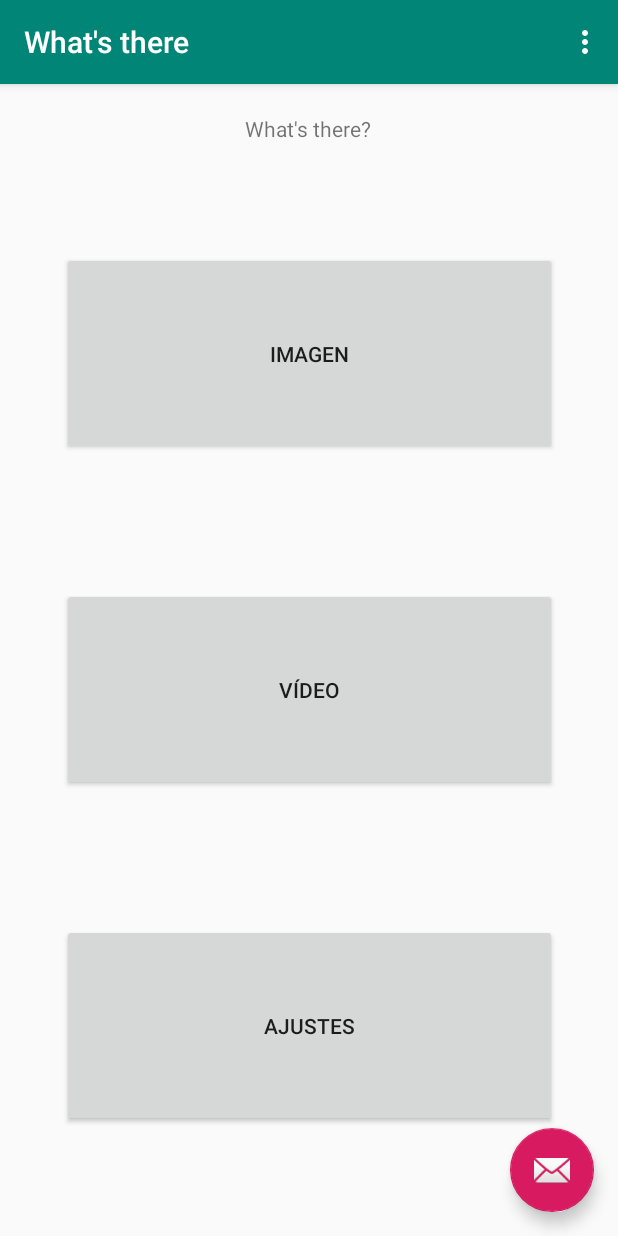
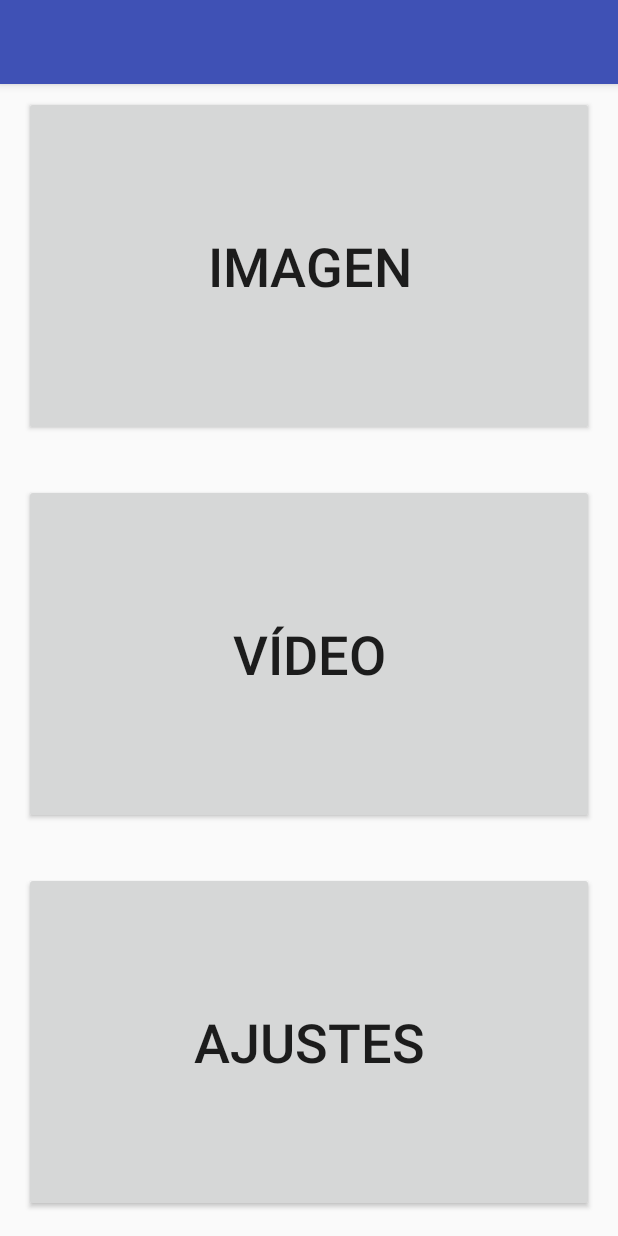
Before and after one commit to drozas/whatsthere, an Android app: the screen it shows after launch (MainActivity), on a phone screen of 412 x 824 dp. Run offline under Robolectric (Android 15) with nearby library versions, the phone set to English and light mode, and no system bars.

Commit message:
cambios en la interfaz

```diff
--- a/WhatsThere/app/src/main/java/es/whatsthere/MainActivity.java
+++ b/WhatsThere/app/src/main/java/es/whatsthere/MainActivity.java
@@ -1,11 +1,7 @@
 package es.whatsthere;
 
 import android.os.Bundle;
-import android.support.design.widget.FloatingActionButton;
-import android.support.design.widget.Snackbar;
 import android.support.v7.app.AppCompatActivity;
-import android.support.v7.widget.Toolbar;
-import android.view.View;
 import android.view.Menu;
 import android.view.MenuItem;
 
@@ -15,17 +11,6 @@ public class MainActivity extends AppCompatActivity {
     protected void onCreate(Bundle savedInstanceState) {
         super.onCreate(savedInstanceState);
         setContentView(R.layout.activity_main);
-        Toolbar toolbar = findViewById(R.id.toolbar);
-        setSupportActionBar(toolbar);
-
-        FloatingActionButton fab = findViewById(R.id.fab);
-        fab.setOnClickListener(new View.OnClickListener() {
-            @Override
-            public void onClick(View view) {
-                Snackbar.make(view, "Replace with your own action", Snackbar.LENGTH_LONG)
-                        .setAction("Action", null).show();
-            }
-        });
     }
 
     @Override
--- a/WhatsThere/app/src/main/res/layout/activity_main.xml
+++ b/WhatsThere/app/src/main/res/layout/activity_main.xml
@@ -12,7 +12,6 @@
         android:theme="@style/AppTheme.AppBarOverlay">
 
         <android.support.v7.widget.Toolbar
-            android:id="@+id/toolbar"
             android:layout_width="match_parent"
             android:layout_height="?attr/actionBarSize"
             android:background="?attr/colorPrimary"
@@ -22,12 +21,4 @@
 
     <include layout="@layout/content_main" />
 
-    <android.support.design.widget.FloatingActionButton
-        android:id="@+id/fab"
-        android:layout_width="wrap_content"
-        android:layout_height="wrap_content"
-        android:layout_gravity="bottom|end"
-        android:layout_margin="@dimen/fab_margin"
-        app:srcCompat="@android:drawable/ic_dialog_email" />
-
 </android.support.design.widget.CoordinatorLayout>
--- a/WhatsThere/app/src/main/res/layout/content_main.xml
+++ b/WhatsThere/app/src/main/res/layout/content_main.xml
@@ -8,59 +8,54 @@
     tools:context=".MainActivity"
     tools:showIn="@layout/activity_main">
 
-    <TextView
-        android:id="@+id/textView"
-        android:layout_width="wrap_content"
-        android:layout_height="wrap_content"
-        android:text="What's there?"
-        app:layout_constraintBottom_toBottomOf="parent"
-        app:layout_constraintHorizontal_bias="0.498"
-        app:layout_constraintLeft_toLeftOf="parent"
-        app:layout_constraintRight_toRightOf="parent"
+    <Button
+        android:id="@+id/button"
+        android:layout_width="0dp"
+        android:layout_height="0dp"
+        android:layout_marginStart="16dp"
+        android:layout_marginTop="8dp"
+        android:layout_marginEnd="16dp"
+        android:layout_marginBottom="16dp"
+        android:text="@string/modo_imagen"
+        android:textSize="36sp"
+        app:layout_constraintBottom_toTopOf="@+id/button2"
+        app:layout_constraintEnd_toEndOf="parent"
+        app:layout_constraintHorizontal_bias="0.0"
+        app:layout_constraintStart_toStartOf="parent"
         app:layout_constraintTop_toTopOf="parent"
-        app:layout_constraintVertical_bias="0.027" />
+        tools:text="@string/modo_imagen" />
 
     <Button
-        android:id="@+id/button"
-        android:layout_width="330dp"
-        android:layout_height="135dp"
+        android:id="@+id/button2"
+        android:layout_width="0dp"
+        android:layout_height="0dp"
         android:layout_marginStart="16dp"
         android:layout_marginTop="16dp"
         android:layout_marginEnd="16dp"
         android:layout_marginBottom="16dp"
-        android:text="Imagen"
-        app:layout_constraintBottom_toTopOf="@+id/button2"
+        android:text="@string/modo_video"
+        android:textSize="36sp"
+        app:layout_constraintBottom_toTopOf="@+id/button3"
         app:layout_constraintEnd_toEndOf="parent"
         app:layout_constraintStart_toStartOf="parent"
-        app:layout_constraintTop_toBottomOf="@+id/textView" />
+        app:layout_constraintTop_toBottomOf="@+id/button"
+        tools:text="@string/modo_video" />
 
     <Button
-        android:id="@+id/button2"
-        android:layout_width="330dp"
-        android:layout_height="135dp"
+        android:id="@+id/button3"
+        android:layout_width="0dp"
+        android:layout_height="0dp"
         android:layout_marginStart="16dp"
         android:layout_marginTop="16dp"
         android:layout_marginEnd="16dp"
         android:layout_marginBottom="16dp"
-        android:text="Vídeo"
-        app:layout_constraintBottom_toTopOf="@+id/button3"
-        app:layout_constraintEnd_toEndOf="parent"
-        app:layout_constraintStart_toStartOf="parent"
-        app:layout_constraintTop_toBottomOf="@+id/button" />
-
-    <Button
-        android:id="@+id/button3"
-        android:layout_width="330dp"
-        android:layout_height="135dp"
-        android:layout_marginStart="16dp"
-        android:layout_marginTop="16dp"
-        android:layout_marginEnd="16dp"
-        android:layout_marginBottom="16dp"
-        android:text="Ajustes"
+        android:text="@string/ajustes"
+        android:textSize="36sp"
         app:layout_constraintBottom_toBottomOf="parent"
         app:layout_constraintEnd_toEndOf="parent"
         app:layout_constraintStart_toStartOf="parent"
         app:layout_constraintTop_toBottomOf="@+id/button2"
-        app:layout_constraintVertical_bias="0.74" />
+        app:layout_constraintVertical_bias="0.74"
+        tools:text="@string/ajustes" />
 
 </android.support.constraint.ConstraintLayout>
--- a/WhatsThere/app/src/main/res/values/colors.xml
+++ b/WhatsThere/app/src/main/res/values/colors.xml
@@ -1,6 +1,6 @@
 <?xml version="1.0" encoding="utf-8"?>
 <resources>
-    <color name="colorPrimary">#008577</color>
-    <color name="colorPrimaryDark">#00574B</color>
-    <color name="colorAccent">#D81B60</color>
+    <color name="colorPrimary">#3F51B5</color>
+    <color name="colorPrimaryDark">#3F51B5</color>
+    <color name="colorAccent">#9C27B0</color>
 </resources>
--- a/WhatsThere/app/src/main/res/values/strings.xml
+++ b/WhatsThere/app/src/main/res/values/strings.xml
@@ -1,4 +1,7 @@
 <resources>
     <string name="app_name">What\'s there</string>
     <string name="action_settings">Settings</string>
+    <string name="modo_imagen">Imagen</string>
+    <string name="modo_video">Vídeo</string>
+    <string name="ajustes">Ajustes</string>
 </resources>
```
